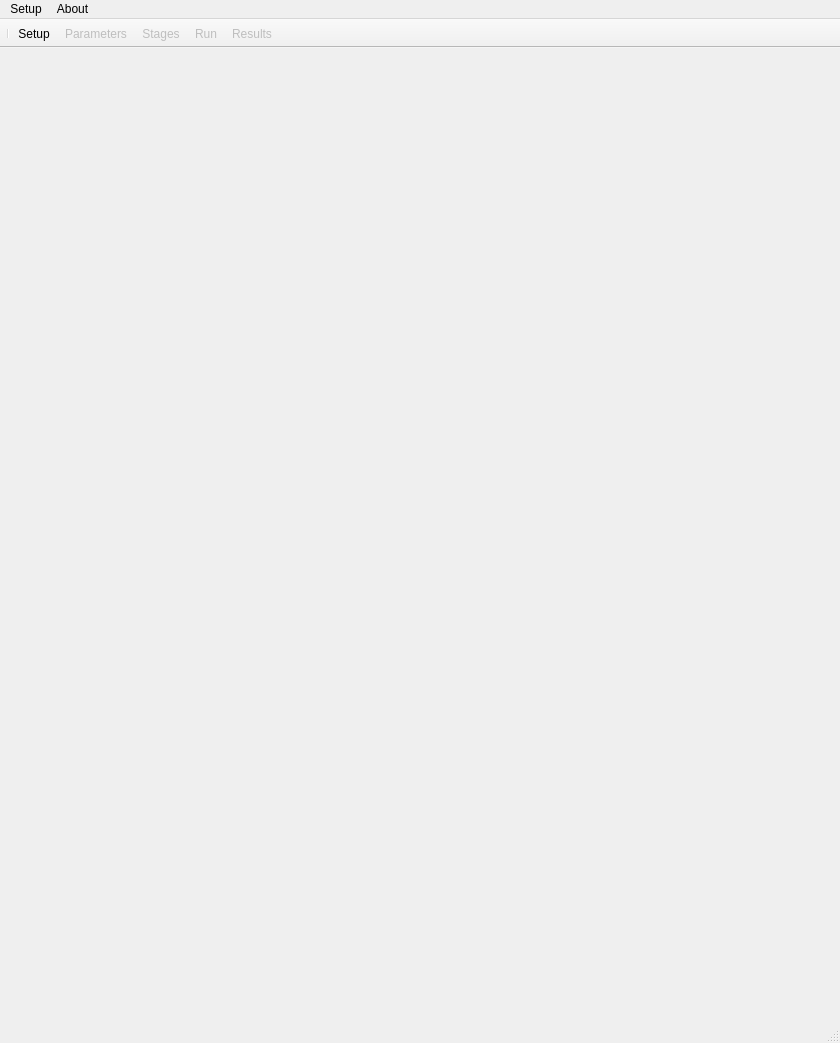
Old version of the form mainframe.ui in the repository hallamlab/MetaPathwaysGUI.
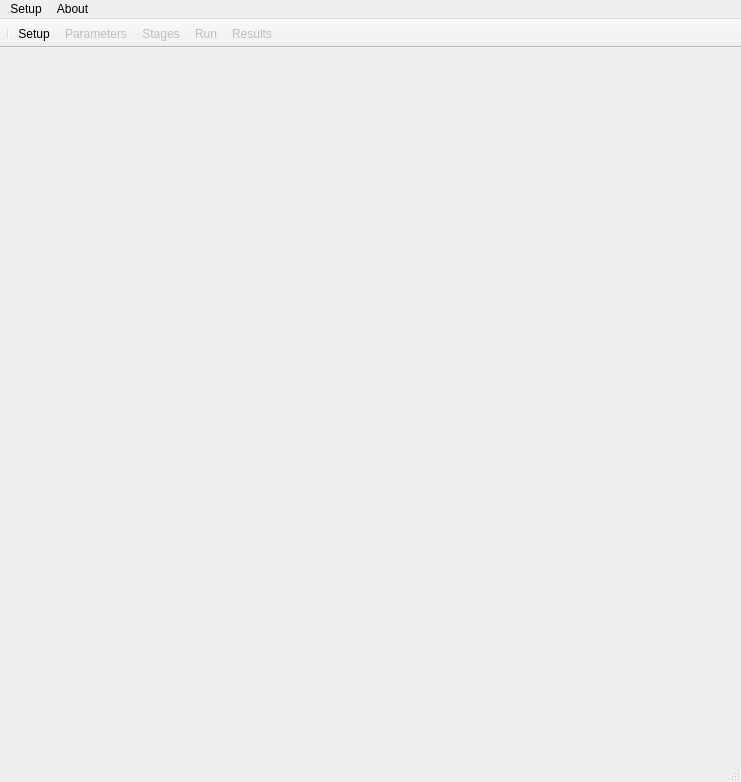
New version of the form.

Commit message: tidied up layouts on settingstab

The edit to the form file:
```diff
--- a/mainframe.ui
+++ b/mainframe.ui
@@ -6,8 +6,8 @@
    <rect>
     <x>0</x>
     <y>0</y>
-    <width>840</width>
-    <height>1043</height>
+    <width>741</width>
+    <height>782</height>
    </rect>
   </property>
   <property name="sizePolicy">
@@ -77,7 +77,7 @@
     <rect>
      <x>0</x>
      <y>0</y>
-     <width>840</width>
+     <width>741</width>
      <height>22</height>
     </rect>
    </property>
```
The commit also changes 3 other files.
